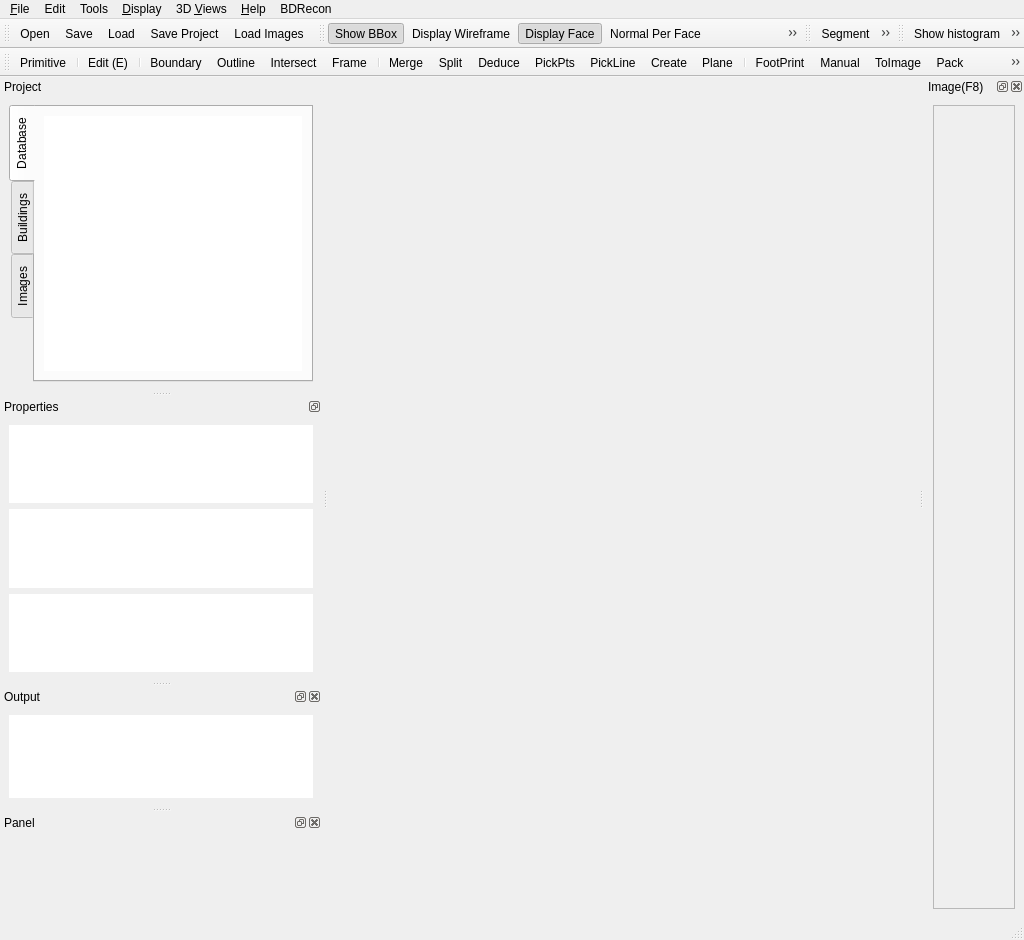
The window that qCC/ui_templates/mainWindow.ui (CloudCompare/CloudCompare) describes before a commit, drawn with Qt 5.
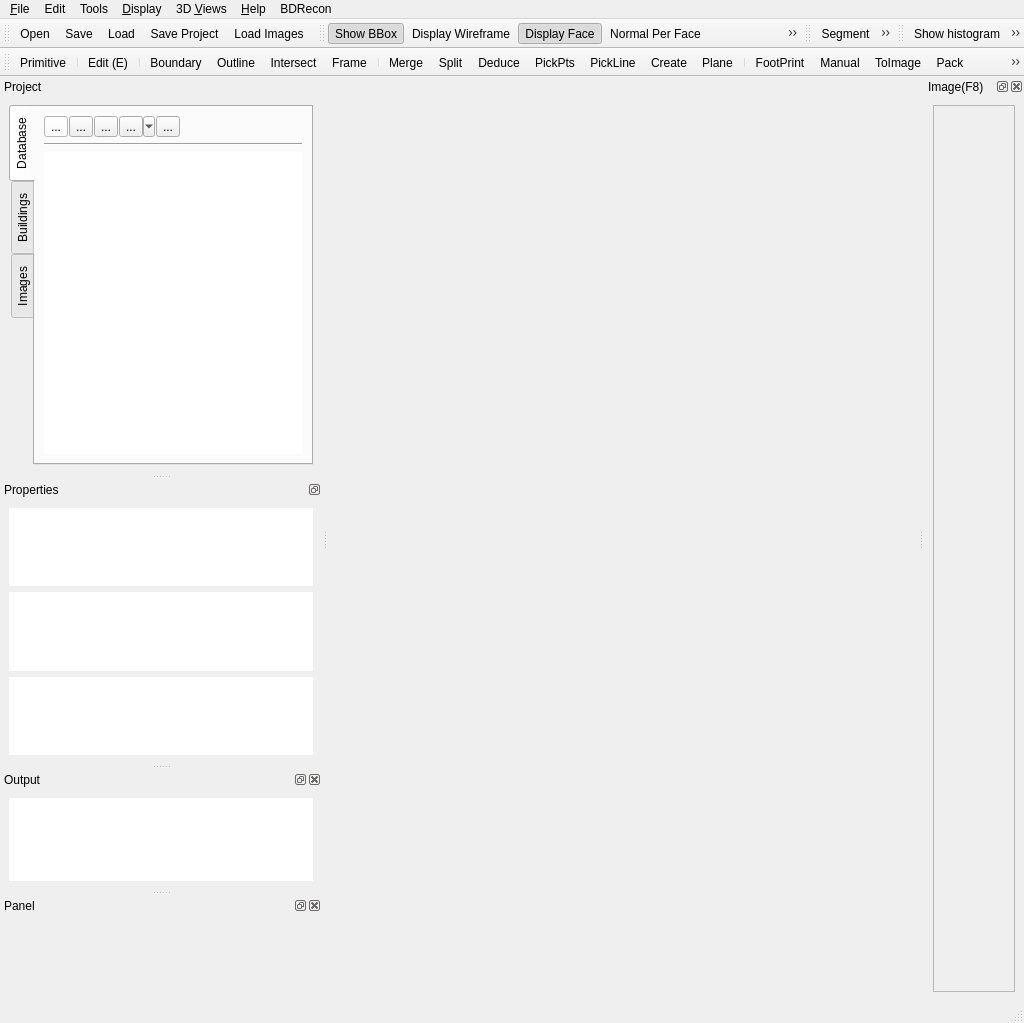
The same window after the commit. Icons and pictures are not drawn. Custom widgets are drawn as their Qt base class.

Patch:
```diff
--- a/qCC/ui_templates/mainWindow.ui
+++ b/qCC/ui_templates/mainWindow.ui
@@ -7,7 +7,7 @@
     <x>0</x>
     <y>0</y>
     <width>1024</width>
-    <height>940</height>
+    <height>1023</height>
    </rect>
   </property>
   <property name="sizePolicy">
@@ -600,7 +600,7 @@
    <property name="minimumSize">
     <size>
      <width>222</width>
-     <height>314</height>
+     <height>397</height>
     </size>
    </property>
    <property name="floating">
@@ -643,6 +643,572 @@
          <string>Database</string>
         </attribute>
         <layout class="QVBoxLayout">
+         <item>
+          <layout class="QHBoxLayout" name="horizontalLayout">
+           <property name="spacing">
+            <number>1</number>
+           </property>
+           <item>
+            <widget class="QToolButton" name="NewDatabaseToolButton">
+             <property name="palette">
+              <palette>
+               <active>
+                <colorrole role="WindowText">
+                 <brush brushstyle="SolidPattern">
+                  <color alpha="255">
+                   <red>0</red>
+                   <green>0</green>
+                   <blue>0</blue>
+                  </color>
+                 </brush>
+                </colorrole>
+                <colorrole role="Button">
+                 <brush brushstyle="SolidPattern">
+                  <color alpha="255">
+                   <red>255</red>
+                   <green>255</green>
+                   <blue>255</blue>
+                  </color>
+                 </brush>
+                </colorrole>
+                <colorrole role="Light">
+                 <brush brushstyle="SolidPattern">
+                  <color alpha="255">
+                   <red>255</red>
+                   <green>255</green>
+                   <blue>255</blue>
+                  </color>
+                 </brush>
+                </colorrole>
+                <colorrole role="Midlight">
+                 <brush brushstyle="SolidPattern">
+                  <color alpha="255">
+                   <red>255</red>
+                   <green>255</green>
+                   <blue>255</blue>
+                  </color>
+                 </brush>
+                </colorrole>
+                <colorrole role="Dark">
+                 <brush brushstyle="SolidPattern">
+                  <color alpha="255">
+                   <red>127</red>
+                   <green>127</green>
+                   <blue>127</blue>
+                  </color>
+                 </brush>
+                </colorrole>
+                <colorrole role="Mid">
+                 <brush brushstyle="SolidPattern">
+                  <color alpha="255">
+                   <red>170</red>
+                   <green>170</green>
+                   <blue>170</blue>
+                  </color>
+                 </brush>
+                </colorrole>
+                <colorrole role="Text">
+                 <brush brushstyle="SolidPattern">
+                  <color alpha="255">
+                   <red>0</red>
+                   <green>0</green>
+                   <blue>0</blue>
+                  </color>
+                 </brush>
+                </colorrole>
+                <colorrole role="BrightText">
+                 <brush brushstyle="SolidPattern">
+                  <color alpha="255">
+                   <red>255</red>
+                   <green>255</green>
+                   <blue>255</blue>
+                  </color>
+                 </brush>
+                </colorrole>
+                <colorrole role="ButtonText">
+                 <brush brushstyle="SolidPattern">
+                  <color alpha="255">
+                   <red>0</red>
+                   <green>0</green>
+                   <blue>0</blue>
+                  </color>
+                 </brush>
+                </colorrole>
+                <colorrole role="Base">
+                 <brush brushstyle="SolidPattern">
+                  <color alpha="255">
+                   <red>255</red>
+                   <green>255</green>
+                   <blue>255</blue>
+                  </color>
+                 </brush>
+                </colorrole>
+                <colorrole role="Window">
+                 <brush brushstyle="SolidPattern">
+                  <color alpha="255">
+                   <red>255</red>
+                   <green>255</green>
+                   <blue>255</blue>
+                  </color>
+                 </brush>
+                </colorrole>
+                <colorrole role="Shadow">
+                 <brush brushstyle="SolidPattern">
+                  <color alpha="255">
+                   <red>0</red>
+                   <green>0</green>
+                   <blue>0</blue>
+                  </color>
+                 </brush>
+                </colorrole>
+                <colorrole role="AlternateBase">
+                 <brush brushstyle="SolidPattern">
+                  <color alpha="255">
+                   <red>255</red>
+                   <green>255</green>
+                   <blue>255</blue>
+                  </color>
+                 </brush>
+                </colorrole>
+                <colorrole role="ToolTipBase">
+                 <brush brushstyle="SolidPattern">
+                  <color alpha="255">
+                   <red>255</red>
+                   <green>255</green>
+                   <blue>220</blue>
+                  </color>
+                 </brush>
+                </colorrole>
+                <colorrole role="ToolTipText">
+                 <brush brushstyle="SolidPattern">
+                  <color alpha="255">
+                   <red>0</red>
+                   <green>0</green>
+                   <blue>0</blue>
+                  </color>
+                 </brush>
+                </colorrole>
+               </active>
+               <inactive>
+                <colorrole role="WindowText">
+                 <brush brushstyle="SolidPattern">
+                  <color alpha="255">
+                   <red>0</red>
+                   <green>0</green>
+                   <blue>0</blue>
+                  </color>
+                 </brush>
+                </colorrole>
+                <colorrole role="Button">
+                 <brush brushstyle="SolidPattern">
+                  <color alpha="255">
+                   <red>255</red>
+                   <green>255</green>
+                   <blue>255</blue>
+                  </color>
+                 </brush>
+                </colorrole>
+                <colorrole role="Light">
+                 <brush brushstyle="SolidPattern">
+                  <color alpha="255">
+                   <red>255</red>
+                   <green>255</green>
+                   <blue>255</blue>
+                  </color>
+                 </brush>
+                </colorrole>
+                <colorrole role="Midlight">
+                 <brush brushstyle="SolidPattern">
+                  <color alpha="255">
+                   <red>255</red>
+                   <green>255</green>
+                   <blue>255</blue>
+                  </color>
+                 </brush>
+                </colorrole>
+                <colorrole role="Dark">
+                 <brush brushstyle="SolidPattern">
+                  <color alpha="255">
+                   <red>127</red>
+                   <green>127</green>
+                   <blue>127</blue>
+                  </color>
+                 </brush>
+                </colorrole>
+                <colorrole role="Mid">
+                 <brush brushstyle="SolidPattern">
+                  <color alpha="255">
+                   <red>170</red>
+                   <green>170</green>
+                   <blue>170</blue>
+                  </color>
+                 </brush>
+                </colorrole>
+                <colorrole role="Text">
+                 <brush brushstyle="SolidPattern">
+                  <color alpha="255">
+                   <red>0</red>
+                   <green>0</green>
+                   <blue>0</blue>
+                  </color>
+                 </brush>
+                </colorrole>
+                <colorrole role="BrightText">
+                 <brush brushstyle="SolidPattern">
+                  <color alpha="255">
+                   <red>255</red>
+                   <green>255</green>
+                   <blue>255</blue>
+                  </color>
+                 </brush>
+                </colorrole>
+                <colorrole role="ButtonText">
+                 <brush brushstyle="SolidPattern">
+                  <color alpha="255">
+                   <red>0</red>
+                   <green>0</green>
+                   <blue>0</blue>
+                  </color>
+                 </brush>
+                </colorrole>
+                <colorrole role="Base">
+                 <brush brushstyle="SolidPattern">
+                  <color alpha="255">
+                   <red>255</red>
+                   <green>255</green>
+                   <blue>255</blue>
+                  </color>
+                 </brush>
+                </colorrole>
+                <colorrole role="Window">
+                 <brush brushstyle="SolidPattern">
+                  <color alpha="255">
+                   <red>255</red>
+                   <green>255</green>
+                   <blue>255</blue>
+                  </color>
+                 </brush>
+                </colorrole>
+                <colorrole role="Shadow">
+                 <brush brushstyle="SolidPattern">
+                  <color alpha="255">
+                   <red>0</red>
+                   <green>0</green>
+                   <blue>0</blue>
+                  </color>
+                 </brush>
+                </colorrole>
+                <colorrole role="AlternateBase">
+                 <brush brushstyle="SolidPattern">
+                  <color alpha="255">
+                   <red>255</red>
+                   <green>255</green>
+                   <blue>255</blue>
+                  </color>
+                 </brush>
+                </colorrole>
+                <colorrole role="ToolTipBase">
+                 <brush brushstyle="SolidPattern">
+                  <color alpha="255">
+                   <red>255</red>
+                   <green>255</green>
+                   <blue>220</blue>
+                  </color>
+                 </brush>
+                </colorrole>
+                <colorrole role="ToolTipText">
+                 <brush brushstyle="SolidPattern">
+                  <color alpha="255">
+                   <red>0</red>
+                   <green>0</green>
+                   <blue>0</blue>
+                  </color>
+                 </brush>
+                </colorrole>
+               </inactive>
+               <disabled>
+                <colorrole role="WindowText">
+                 <brush brushstyle="SolidPattern">
+                  <color alpha="255">
+                   <red>127</red>
+                   <green>127</green>
+                   <blue>127</blue>
+                  </color>
+                 </brush>
+                </colorrole>
+                <colorrole role="Button">
+                 <brush brushstyle="SolidPattern">
+                  <color alpha="255">
+                   <red>255</red>
+                   <green>255</green>
+                   <blue>255</blue>
+                  </color>
+                 </brush>
+                </colorrole>
+                <colorrole role="Light">
+                 <brush brushstyle="SolidPattern">
+                  <color alpha="255">
+                   <red>255</red>
+                   <green>255</green>
+                   <blue>255</blue>
+                  </color>
+                 </brush>
+                </colorrole>
+                <colorrole role="Midlight">
+                 <brush brushstyle="SolidPattern">
+                  <color alpha="255">
+                   <red>255</red>
+                   <green>255</green>
+                   <blue>255</blue>
+                  </color>
+                 </brush>
+                </colorrole>
+                <colorrole role="Dark">
+                 <brush brushstyle="SolidPattern">
+                  <color alpha="255">
+                   <red>127</red>
+                   <green>127</green>
+                   <blue>127</blue>
+                  </color>
+                 </brush>
+                </colorrole>
+                <colorrole role="Mid">
+                 <brush brushstyle="SolidPattern">
+                  <color alpha="255">
+                   <red>170</red>
+                   <green>170</green>
+                   <blue>170</blue>
+                  </color>
+                 </brush>
+                </colorrole>
+                <colorrole role="Text">
+                 <brush brushstyle="SolidPattern">
+                  <color alpha="255">
+                   <red>127</red>
+                   <green>127</green>
+                   <blue>127</blue>
+                  </color>
+                 </brush>
+                </colorrole>
+                <colorrole role="BrightText">
+                 <brush brushstyle="SolidPattern">
+                  <color alpha="255">
+                   <red>255</red>
+                   <green>255</green>
+                   <blue>255</blue>
+                  </color>
+                 </brush>
+                </colorrole>
+                <colorrole role="ButtonText">
+                 <brush brushstyle="SolidPattern">
+                  <color alpha="255">
+                   <red>127</red>
+                   <green>127</green>
+                   <blue>127</blue>
+                  </color>
+                 </brush>
+                </colorrole>
+                <colorrole role="Base">
+                 <brush brushstyle="SolidPattern">
+                  <color alpha="255">
+                   <red>255</red>
+                   <green>255</green>
+                   <blue>255</blue>
+                  </color>
+                 </brush>
+                </colorrole>
+                <colorrole role="Window">
+                 <brush brushstyle="SolidPattern">
+                  <color alpha="255">
+                   <red>255</red>
+                   <green>255</green>
+                   <blue>255</blue>
+                  </color>
+                 </brush>
+                </colorrole>
+                <colorrole role="Shadow">
+                 <brush brushstyle="SolidPattern">
+                  <color alpha="255">
+                   <red>0</red>
+                   <green>0</green>
+                   <blue>0</blue>
+                  </color>
+                 </brush>
+                </colorrole>
+                <colorrole role="AlternateBase">
+                 <brush brushstyle="SolidPattern">
+                  <color alpha="255">
+                   <red>255</red>
+                   <green>255</green>
+                   <blue>255</blue>
+                  </color>
+                 </brush>
+                </colorrole>
+                <colorrole role="ToolTipBase">
+                 <brush brushstyle="SolidPattern">
+                  <color alpha="255">
+                   <red>255</red>
+                   <green>255</green>
+                   <blue>220</blue>
+                  </color>
+                 </brush>
+                </colorrole>
+                <colorrole role="ToolTipText">
+                 <brush brushstyle="SolidPattern">
+                  <color alpha="255">
+                   <red>0</red>
+                   <green>0</green>
+                   <blue>0</blue>
+                  </color>
+                 </brush>
+                </colorrole>
+               </disabled>
+              </palette>
+             </property>
+             <property name="toolTip">
+              <string>create a new database</string>
+             </property>
+             <property name="statusTip">
+              <string>create a new database</string>
+             </property>
+             <property name="autoFillBackground">
+              <bool>false</bool>
+             </property>
+             <property name="text">
+              <string>...</string>
+             </property>
+             <property name="icon">
+              <iconset resource="../icones.qrc">
+               <normaloff>:/CC/Stocker/images/stocker/createdatabase.png</normaloff>:/CC/Stocker/images/stocker/createdatabase.png</iconset>
+             </property>
+             <property name="iconSize">
+              <size>
+               <width>20</width>
+               <height>20</height>
+              </size>
+             </property>
+             <property name="popupMode">
+              <enum>QToolButton::DelayedPopup</enum>
+             </property>
+             <property name="toolButtonStyle">
+              <enum>Qt::ToolButtonIconOnly</enum>
+             </property>
+             <property name="autoRaise">
+              <bool>false</bool>
+             </property>
+            </widget>
+           </item>
+           <item>
+            <widget class="QToolButton" name="OpenDatabaseToolButton">
+             <property name="toolTip">
+              <string>Open an existing database</string>
+             </property>
+             <property name="statusTip">
+              <string>Open an existing database</string>
+             </property>
+             <property name="text">
+              <string>...</string>
+             </property>
+             <property name="icon">
+              <iconset resource="../icones.qrc">
+               <normaloff>:/CC/Stocker/images/stocker/databaseload.png</normaloff>:/CC/Stocker/images/stocker/databaseload.png</iconset>
+             </property>
+             <property name="iconSize">
+              <size>
+               <width>20</width>
+               <height>20</height>
+              </size>
+             </property>
+            </widget>
+           </item>
+           <item>
+            <widget class="QToolButton" name="SaveDatabaseToolButton">
+             <property name="text">
+              <string>...</string>
+             </property>
+             <property name="icon">
+              <iconset resource="../icones.qrc">
+               <normaloff>:/CC/Stocker/images/stocker/databasesave.png</normaloff>:/CC/Stocker/images/stocker/databasesave.png</iconset>
+             </property>
+             <property name="iconSize">
+              <size>
+               <width>20</width>
+               <height>20</height>
+              </size>
+             </property>
+            </widget>
+           </item>
+           <item>
+            <widget class="QToolButton" name="ImportDataToolButton">
+             <property name="toolTip">
+              <string>import data</string>
+             </property>
+             <property name="statusTip">
+              <string>import data</string>
+             </property>
+             <property name="text">
+              <string>...</string>
+             </property>
+             <property name="icon">
+              <iconset resource="../icones.qrc">
+               <normaloff>:/CC/Stocker/images/stocker/importdatabase.png</normaloff>:/CC/Stocker/images/stocker/importdatabase.png</iconset>
+             </property>
+             <property name="iconSize">
+              <size>
+               <width>20</width>
+               <height>20</height>
+              </size>
+             </property>
+             <property name="popupMode">
+              <enum>QToolButton::MenuButtonPopup</enum>
+             </property>
+            </widget>
+           </item>
+           <item>
+            <widget class="QToolButton" name="EditDatabaseToolButton">
+             <property name="toolTip">
+              <string>database settings</string>
+             </property>
+             <property name="statusTip">
+              <string>database settings</string>
+             </property>
+             <property name="text">
+              <string>...</string>
+             </property>
+             <property name="icon">
+              <iconset resource="../icones.qrc">
+               <normaloff>:/CC/Stocker/images/stocker/setting.png</normaloff>:/CC/Stocker/images/stocker/setting.png</iconset>
+             </property>
+             <property name="iconSize">
+              <size>
+               <width>20</width>
+               <height>20</height>
+              </size>
+             </property>
+            </widget>
+           </item>
+           <item>
+            <spacer name="horizontalSpacer">
+             <property name="orientation">
+              <enum>Qt::Horizontal</enum>
+             </property>
+             <property name="sizeHint" stdset="0">
+              <size>
+               <width>40</width>
+               <height>20</height>
+              </size>
+             </property>
+            </spacer>
+           </item>
+          </layout>
+         </item>
+         <item>
+          <widget class="Line" name="line">
+           <property name="orientation">
+            <enum>Qt::Horizontal</enum>
+           </property>
+          </widget>
+         </item>
          <item>
           <widget class="ccCustomQTreeView" name="dbMainTreeView">
            <property name="minimumSize">
```
Left out of the diff: 6 changed lines with no effect on the pictures.
